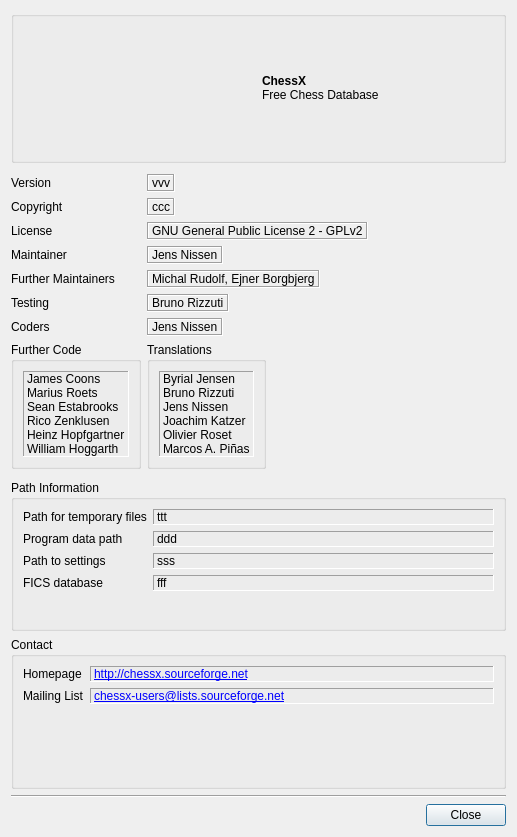
Isarhamster/chessx, file src/dialogs/aboutdlg.ui: the form before one commit.
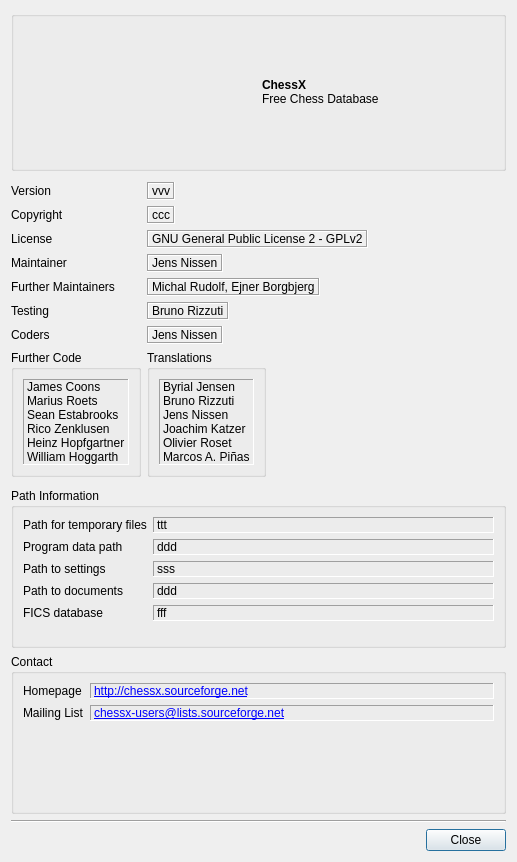
The form after the commit. Icons and pictures are not drawn.

Diff of the .ui file:
```diff
--- a/src/dialogs/aboutdlg.ui
+++ b/src/dialogs/aboutdlg.ui
@@ -7,7 +7,7 @@
     <x>0</x>
     <y>0</y>
     <width>517</width>
-    <height>837</height>
+    <height>862</height>
    </rect>
   </property>
   <property name="windowTitle">
@@ -393,14 +393,14 @@
         </property>
        </widget>
       </item>
-      <item row="3" column="0">
-       <widget class="QLabel" name="label">
+      <item row="4" column="0">
+       <widget class="QLabel" name="labelFics">
         <property name="text">
          <string>FICS database</string>
         </property>
        </widget>
       </item>
-      <item row="3" column="1">
+      <item row="4" column="1">
        <widget class="QLabel" name="labelFicsPath">
         <property name="sizePolicy">
          <sizepolicy hsizetype="Expanding" vsizetype="Preferred">
@@ -419,6 +419,32 @@
         </property>
        </widget>
       </item>
+      <item row="3" column="0">
+       <widget class="QLabel" name="labelDocuments">
+        <property name="text">
+         <string>Path to documents</string>
+        </property>
+       </widget>
+      </item>
+      <item row="3" column="1">
+       <widget class="QLabel" name="labelDocPath">
+        <property name="sizePolicy">
+         <sizepolicy hsizetype="Expanding" vsizetype="Preferred">
+          <horstretch>0</horstretch>
+          <verstretch>0</verstretch>
+         </sizepolicy>
+        </property>
+        <property name="frameShape">
+         <enum>QFrame::Panel</enum>
+        </property>
+        <property name="frameShadow">
+         <enum>QFrame::Sunken</enum>
+        </property>
+        <property name="text">
+         <string>ddd</string>
+        </property>
+       </widget>
+      </item>
      </layout>
     </widget>
    </item>
```
